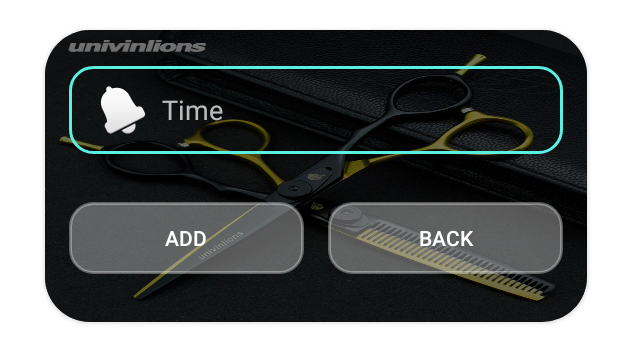
After one commit to TalCohenHarari/AndroidApplication-FinalProject, an Android app: the layout barbershop_add_queue_dialog.xml on its own in the app's theme, with its tools: preview values and no code run, on a phone screen of 412 x 824 dp. The commit adds this screen. Shown: the top 363 px of the screen. Run offline under Robolectric (Android 15) with nearby library versions, the phone set to English and light mode, and no system bars; Roboto replaces fonts that are not available here.

Commit message:
popUp add btn in queues list

```diff
--- a/app/src/main/java/com/example/finalproject/ui/queues_list/Queues_list_Fragment.java
+++ b/app/src/main/java/com/example/finalproject/ui/queues_list/Queues_list_Fragment.java
@@ -15,12 +15,14 @@ import android.view.LayoutInflater;
 import android.view.View;
 import android.view.ViewGroup;
 import android.widget.Button;
+import android.widget.EditText;
 import android.widget.ProgressBar;
 import android.widget.TextView;
 import android.widget.Toast;
 
 import com.example.finalproject.MyApplication;
 import com.example.finalproject.R;
+import com.example.finalproject.model.Barbershop;
 import com.example.finalproject.model.Model;
 import com.example.finalproject.model.Queue;
 import com.example.finalproject.model.User;
@@ -28,6 +30,7 @@ import com.example.finalproject.ui.login.LoginFragment;
 import com.google.android.material.floatingactionbutton.FloatingActionButton;
 
 import java.util.List;
+import java.util.Random;
 
 
 public class Queues_list_Fragment extends Fragment {
@@ -39,7 +42,7 @@ public class Queues_list_Fragment extends Fragment {
     Button cancelDialogBtn;
     Button deleteDialogBtn;
     View view;
-    FloatingActionButton fab;
+    FloatingActionButton plusBtn;
     String date;
 
     @Override
@@ -110,8 +113,53 @@ public class Queues_list_Fragment extends Fragment {
             }
         });
 
+        plusBtn.setOnClickListener(v->{
+            if(!(Model.instance.getUser().isBarbershop()))
+                Navigation.findNavController(v).navigate(R.id.barberShopsList__RecyclerView);
+            else
+                openNewQueueDialog();
+        });
+
+
 
         return view;
+    }
+
+    private void openNewQueueDialog() {
+        dialog = new Dialog(getContext());
+        dialog.setContentView(R.layout.barbershop_add_queue_dialog);
+        if(Build.VERSION.SDK_INT >= Build.VERSION_CODES.LOLLIPOP)
+            dialog.getWindow().setBackgroundDrawable(getActivity().getDrawable(R.drawable.popup_dialog_background));
+        dialog.getWindow().setLayout(ViewGroup.LayoutParams.WRAP_CONTENT,ViewGroup.LayoutParams.WRAP_CONTENT);
+        dialog.setCancelable(true);
+        dialog.getWindow().getAttributes().windowAnimations = R.style.popup_dialog_animation;
+        dialog.show();
+
+        EditText time = dialog.findViewById(R.id.barbershop_add_queue_time);
+        Button addBtn = dialog.findViewById(R.id.barbershop_add_queue_add_btn);
+        Button backBtn = dialog.findViewById(R.id.barbershop_add_queue_back_btn);
+
+        addBtn.setOnClickListener(v-> {
+
+            if(!(time.getText().toString().equals(""))) {
+                Queue queue = new Queue();
+                queue.setBarbershopName(Model.instance.getUser().getName());
+                queue.setUserId("");
+                queue.setBarbershopId(Model.instance.getUser().getId());
+                queue.setQueueAvailable(true);
+                Barbershop barbershop = null;
+                if (android.os.Build.VERSION.SDK_INT >= android.os.Build.VERSION_CODES.N) {
+                    barbershop = (Barbershop) Model.instance.getAllBarbershops().getValue().stream().filter(b -> b.getOwner().equals(Model.instance.getUser().getId()));
+                }
+                queue.setBarbershopName(barbershop.getName());
+                queue.setQueueAddress(barbershop.getAddress());
+                queue.setQueueDate(date);
+                queue.setQueueTime(time.getText().toString());
+                queue.setId("newAddedQueue_" + Math.random() + barbershop.getOwner());
+            }
+        });
+
+        backBtn.setOnClickListener(v->dialog.dismiss());
     }
 
     private void openDialog(int position) {
--- a/app/src/main/java/com/example/finalproject/ui/signUp/SignUpFragment.java
+++ b/app/src/main/java/com/example/finalproject/ui/signUp/SignUpFragment.java
@@ -81,9 +81,12 @@ public class SignUpFragment extends Fragment {
         //Disable return toolBar Btn:
         if( MainActivity.actionBar!=null)
             MainActivity.actionBar.setDisplayHomeAsUpEnabled(false);
+
+        //The fragment viewModel:
         signUpViewModel  = new ViewModelProvider(this).
                 get(SignUpViewModel.class);
 
+        //Initialize the params:
         haveAccount = view.findViewById(R.id.signUp_already_tv);
         signUp = view.findViewById(R.id.signup_signup_btn);
         addBarbershop = view.findViewById(R.id.signUp_add_Barbershop_imgBtn);
@@ -95,7 +98,7 @@ public class SignUpFragment extends Fragment {
         imageGalleryImgV = view.findViewById(R.id.signUp_gallery_imgV);
         imageV = view.findViewById(R.id.signUp_userImage_imgV);
 
-
+        //Listeners:
         addBarbershop.setOnClickListener(v->openDialog());
         imageCameraImgV.setOnClickListener(v->takePicture("user"));
         imageGalleryImgV.setOnClickListener(v->takePictureFromGallery("user"));
--- /dev/null
+++ b/app/src/main/res/layout/barbershop_add_queue_dialog.xml
@@ -0,0 +1,97 @@
+<?xml version="1.0" encoding="utf-8"?>
+<androidx.cardview.widget.CardView xmlns:android="http://schemas.android.com/apk/res/android"
+    xmlns:app="http://schemas.android.com/apk/res-auto"
+    xmlns:tools="http://schemas.android.com/tools"
+    android:layout_width="wrap_content"
+    android:layout_height="wrap_content"
+    android:layout_marginStart="30dp"
+    android:layout_marginTop="20dp"
+    android:layout_marginEnd="20dp"
+    android:layout_marginBottom="30dp"
+    android:background="@drawable/scissors2"
+    app:cardBackgroundColor="#00FFFFFF"
+    app:cardCornerRadius="30dp">
+
+
+    <ScrollView
+        android:layout_width="match_parent"
+        android:layout_height="match_parent">
+
+        <androidx.constraintlayout.widget.ConstraintLayout
+            android:layout_width="match_parent"
+            android:layout_height="wrap_content"
+            android:background="@drawable/scissors2"
+            android:orientation="vertical">
+
+
+            <View
+                android:id="@+id/view3"
+                android:layout_width="361dp"
+                android:layout_height="0dp"
+                android:background="#8F000000"
+                app:layout_constraintBottom_toBottomOf="parent"
+                app:layout_constraintEnd_toEndOf="parent"
+                app:layout_constraintStart_toStartOf="parent"
+                app:layout_constraintTop_toTopOf="parent" />
+
+            <EditText
+                android:id="@+id/barbershop_add_queue_time"
+                android:layout_width="0dp"
+                android:layout_height="wrap_content"
+                android:layout_marginStart="16dp"
+                android:layout_marginTop="24dp"
+                android:layout_marginEnd="16dp"
+                android:background="@drawable/input_bg"
+                android:drawableLeft="@android:drawable/ic_popup_reminder"
+                android:drawablePadding="10dp"
+                android:ems="10"
+                android:hint="Time"
+                android:inputType="textPostalAddress"
+                android:paddingLeft="20dp"
+                android:paddingTop="13dp"
+                android:paddingRight="20dp"
+                android:paddingBottom="13dp"
+                android:textColor="#FFFFFF"
+                android:textColorHint="#B9FFFFFF"
+                android:textSize="18sp"
+                app:layout_constraintEnd_toEndOf="parent"
+                app:layout_constraintHorizontal_bias="0.0"
+                app:layout_constraintStart_toStartOf="parent"
+                app:layout_constraintTop_toTopOf="parent" />
+
+            <androidx.appcompat.widget.AppCompatButton
+                android:id="@+id/barbershop_add_queue_back_btn"
+                android:layout_width="0dp"
+                android:layout_height="wrap_content"
+                android:layout_marginStart="8dp"
+                android:layout_marginTop="32dp"
+                android:layout_marginEnd="16dp"
+                android:layout_marginBottom="32dp"
+                android:background="@drawable/button"
+                android:text="Back"
+                android:textColor="@color/white"
+                app:layout_constraintBottom_toBottomOf="parent"
+                app:layout_constraintEnd_toEndOf="parent"
+                app:layout_constraintStart_toEndOf="@+id/barbershop_add_queue_add_btn"
+                app:layout_constraintTop_toBottomOf="@+id/barbershop_add_queue_time" />
+
+            <androidx.appcompat.widget.AppCompatButton
+                android:id="@+id/barbershop_add_queue_add_btn"
+                android:layout_width="0dp"
+                android:layout_height="wrap_content"
+                android:layout_marginStart="16dp"
+                android:layout_marginTop="32dp"
+                android:layout_marginEnd="8dp"
+                android:layout_marginBottom="32dp"
+                android:background="@drawable/button"
+                android:text="ADD"
+                android:textColor="@color/white"
+                app:layout_constraintBottom_toBottomOf="parent"
+                app:layout_constraintEnd_toStartOf="@+id/barbershop_add_queue_back_btn"
+                app:layout_constraintStart_toStartOf="parent"
+                app:layout_constraintTop_toBottomOf="@+id/barbershop_add_queue_time" />
+
+        </androidx.constraintlayout.widget.ConstraintLayout>
+    </ScrollView>
+
+</androidx.cardview.widget.CardView>
--- a/app/src/main/res/layout/fragment_new_baebershop.xml
+++ b/app/src/main/res/layout/fragment_new_baebershop.xml
@@ -1,5 +1,6 @@
 <?xml version="1.0" encoding="utf-8"?>
-<androidx.cardview.widget.CardView xmlns:android="http://schemas.android.com/apk/res/android"
+<androidx.cardview.widget.CardView
+    xmlns:android="http://schemas.android.com/apk/res/android"
     xmlns:app="http://schemas.android.com/apk/res-auto"
     xmlns:tools="http://schemas.android.com/tools"
     android:layout_width="wrap_content"
```
